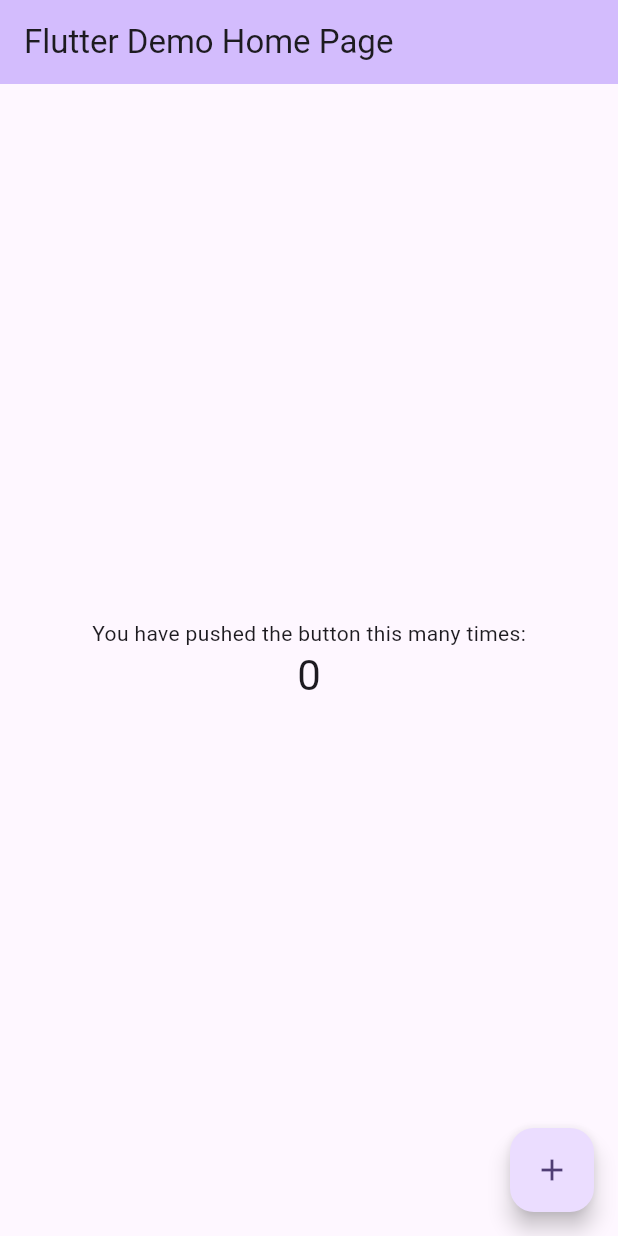
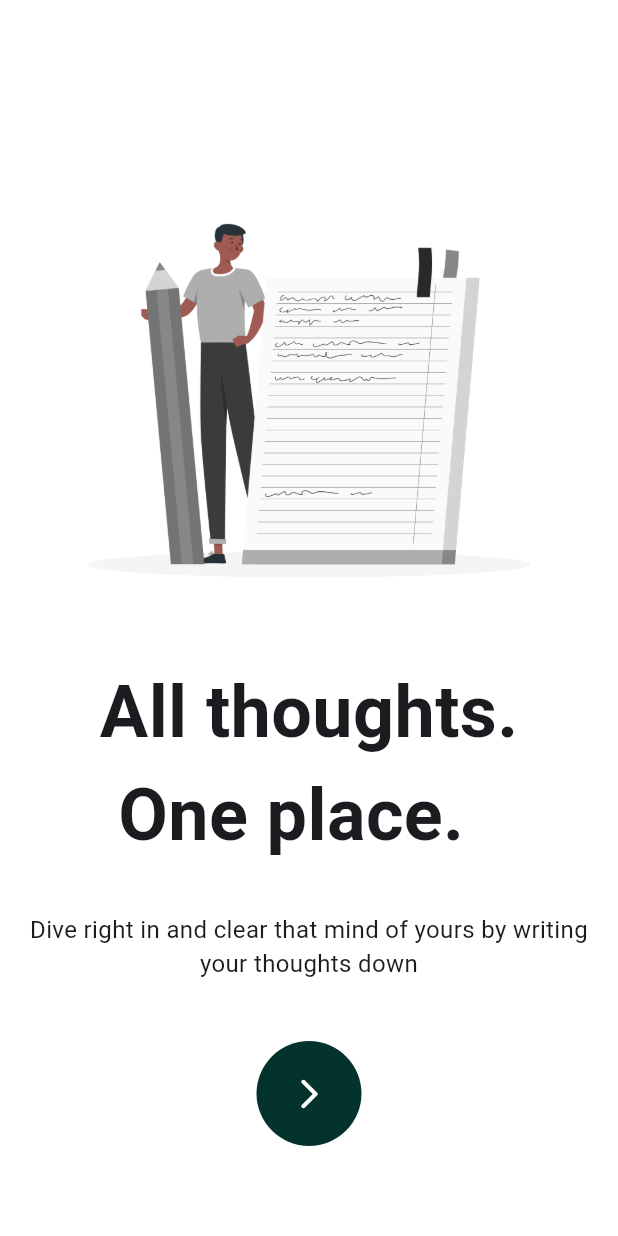
Before and after one commit to hatemf934/notes, a Flutter app: the screen it shows after launch, on a phone screen of 412 x 824 dp. Run offline on Flutter 3.47's test engine with Material 3 defaults, Android fonts, the phone set to English and light mode, and no system bars.

Commit message:
create onboarding screen

```diff
--- /dev/null
+++ b/lib/constant.dart
@@ -0,0 +1,5 @@
+import 'package:flutter/material.dart';
+
+const Color kSecondaryColor = Color(0xff04332D);
+const Color kPrimaryColor = Color(0xffFFFFFF);
+const String kImage = "assets/22159fa2c844130223b259fdf5067e86.png";
--- a/lib/main.dart
+++ b/lib/main.dart
@@ -1,125 +1,21 @@
 import 'package:flutter/material.dart';
+import 'package:note_demo/views/onborading.dart';
 
 void main() {
-  runApp(const MyApp());
+  runApp(const NoteApp());
 }
 
-class MyApp extends StatelessWidget {
-  const MyApp({super.key});
+class NoteApp extends StatelessWidget {
+  const NoteApp({super.key});
 
-  // This widget is the root of your application.
   @override
   Widget build(BuildContext context) {
     return MaterialApp(
-      title: 'Flutter Demo',
-      theme: ThemeData(
-        // This is the theme of your application.
-        //
-        // TRY THIS: Try running your application with "flutter run". You'll see
-        // the application has a purple toolbar. Then, without quitting the app,
-        // try changing the seedColor in the colorScheme below to Colors.green
-        // and then invoke "hot reload" (save your changes or press the "hot
-        // reload" button in a Flutter-supported IDE, or press "r" if you used
-        // the command line to start the app).
-        //
-        // Notice that the counter didn't reset back to zero; the application
-        // state is not lost during the reload. To reset the state, use hot
-        // restart instead.
-        //
-        // This works for code too, not just values: Most code changes can be
-        // tested with just a hot reload.
-        colorScheme: ColorScheme.fromSeed(seedColor: Colors.deepPurple),
-        useMaterial3: true,
-      ),
-      home: const MyHomePage(title: 'Flutter Demo Home Page'),
+      debugShowCheckedModeBanner: false,
+      initialRoute: Onborading.id,
+      routes: {
+        Onborading.id: (context) => const Onborading(),
+      },
     );
   }
 }
-
-class MyHomePage extends StatefulWidget {
-  const MyHomePage({super.key, required this.title});
-
-  // This widget is the home page of your application. It is stateful, meaning
-  // that it has a State object (defined below) that contains fields that affect
-  // how it looks.
-
-  // This class is the configuration for the state. It holds the values (in this
-  // case the title) provided by the parent (in this case the App widget) and
-  // used by the build method of the State. Fields in a Widget subclass are
-  // always marked "final".
-
-  final String title;
-
-  @override
-  State<MyHomePage> createState() => _MyHomePageState();
-}
-
-class _MyHomePageState extends State<MyHomePage> {
-  int _counter = 0;
-
-  void _incrementCounter() {
-    setState(() {
-      // This call to setState tells the Flutter framework that something has
-      // changed in this State, which causes it to rerun the build method below
-      // so that the display can reflect the updated values. If we changed
-      // _counter without calling setState(), then the build method would not be
-      // called again, and so nothing would appear to happen.
-      _counter++;
-    });
-  }
-
-  @override
-  Widget build(BuildContext context) {
-    // This method is rerun every time setState is called, for instance as done
-    // by the _incrementCounter method above.
-    //
-    // The Flutter framework has been optimized to make rerunning build methods
-    // fast, so that you can just rebuild anything that needs updating rather
-    // than having to individually change instances of widgets.
-    return Scaffold(
-      appBar: AppBar(
-        // TRY THIS: Try changing the color here to a specific color (to
-        // Colors.amber, perhaps?) and trigger a hot reload to see the AppBar
-        // change color while the other colors stay the same.
-        backgroundColor: Theme.of(context).colorScheme.inversePrimary,
-        // Here we take the value from the MyHomePage object that was created by
-        // the App.build method, and use it to set our appbar title.
-        title: Text(widget.title),
-      ),
-      body: Center(
-        // Center is a layout widget. It takes a single child and positions it
-        // in the middle of the parent.
-        child: Column(
-          // Column is also a layout widget. It takes a list of children and
-          // arranges them vertically. By default, it sizes itself to fit its
-          // children horizontally, and tries to be as tall as its parent.
-          //
-          // Column has various properties to control how it sizes itself and
-          // how it positions its children. Here we use mainAxisAlignment to
-          // center the children vertically; the main axis here is the vertical
-          // axis because Columns are vertical (the cross axis would be
-          // horizontal).
-          //
-          // TRY THIS: Invoke "debug painting" (choose the "Toggle Debug Paint"
-          // action in the IDE, or press "p" in the console), to see the
-          // wireframe for each widget.
-          mainAxisAlignment: MainAxisAlignment.center,
-          children: <Widget>[
-            const Text(
-              'You have pushed the button this many times:',
-            ),
-            Text(
-              '$_counter',
-              style: Theme.of(context).textTheme.headlineMedium,
-            ),
-          ],
-        ),
-      ),
-      floatingActionButton: FloatingActionButton(
-        onPressed: _incrementCounter,
-        tooltip: 'Increment',
-        child: const Icon(Icons.add),
-      ), // This trailing comma makes auto-formatting nicer for build methods.
-    );
-  }
-}
--- /dev/null
+++ b/lib/views/onborading.dart
@@ -0,0 +1,49 @@
+import 'package:flutter/material.dart';
+import 'package:note_demo/constant.dart';
+
+class Onborading extends StatelessWidget {
+  const Onborading({super.key});
+  static String id = "onborading";
+  @override
+  Widget build(BuildContext context) {
+    return Scaffold(
+      backgroundColor: kPrimaryColor,
+      body: Padding(
+        padding: const EdgeInsets.all(16),
+        child: Column(
+          mainAxisAlignment: MainAxisAlignment.center,
+          children: [
+            Image.asset(kImage),
+            const Text(
+              "All thoughts.\n One place.",
+              style: TextStyle(fontSize: 48, fontWeight: FontWeight.bold),
+            ),
+            const SizedBox(
+              height: 30,
+            ),
+            const Text(
+              textAlign: TextAlign.center,
+              "Dive right in and clear that mind of yours by writing your thoughts down",
+              style: TextStyle(fontSize: 16),
+            ),
+            const SizedBox(
+              height: 40,
+            ),
+            CircleAvatar(
+              radius: 35,
+              backgroundColor: kSecondaryColor,
+              child: Center(
+                child: IconButton(
+                    onPressed: () {},
+                    icon: const Icon(
+                      Icons.arrow_forward_ios_rounded,
+                      color: Colors.white,
+                    )),
+              ),
+            ),
+          ],
+        ),
+      ),
+    );
+  }
+}
--- a/pubspec.yaml
+++ b/pubspec.yaml
@@ -66,9 +66,8 @@ flutter:
   uses-material-design: true
 
   # To add assets to your application, add an assets section, like this:
-  # assets:
-  #   - images/a_dot_burr.jpeg
-  #   - images/a_dot_ham.jpeg
+  assets:
+    - assets/22159fa2c844130223b259fdf5067e86.png
 
   # An image asset can refer to one or more resolution-specific "variants", see
   # https://flutter.dev/to/resolution-aware-images
```
Also changed, not shown: assets/22159fa2c844130223b259fdf5067e86.png (added), 2 other files.
